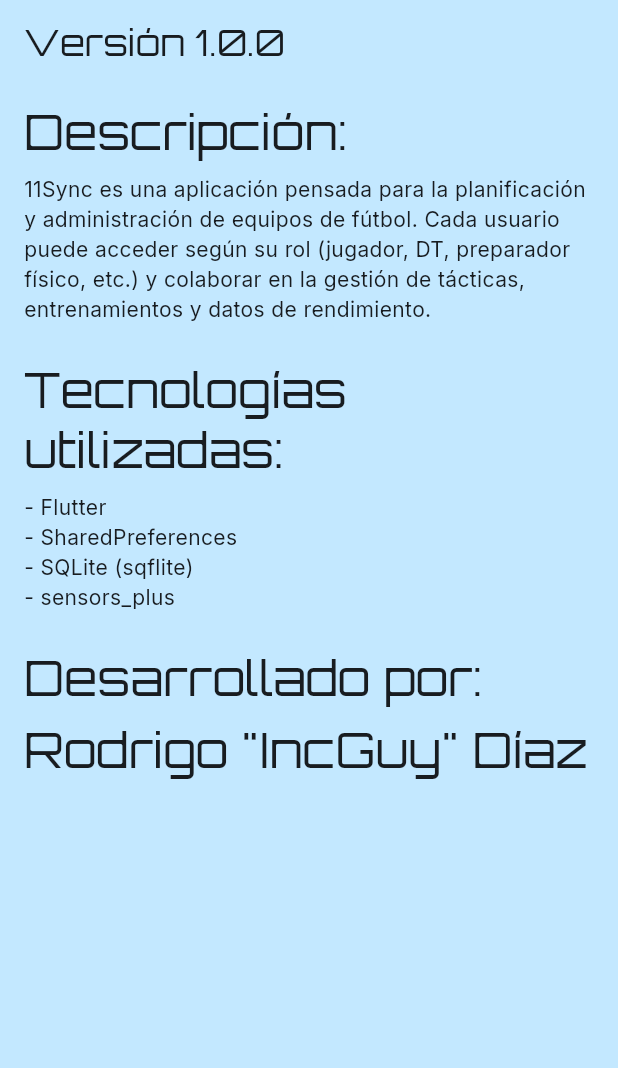
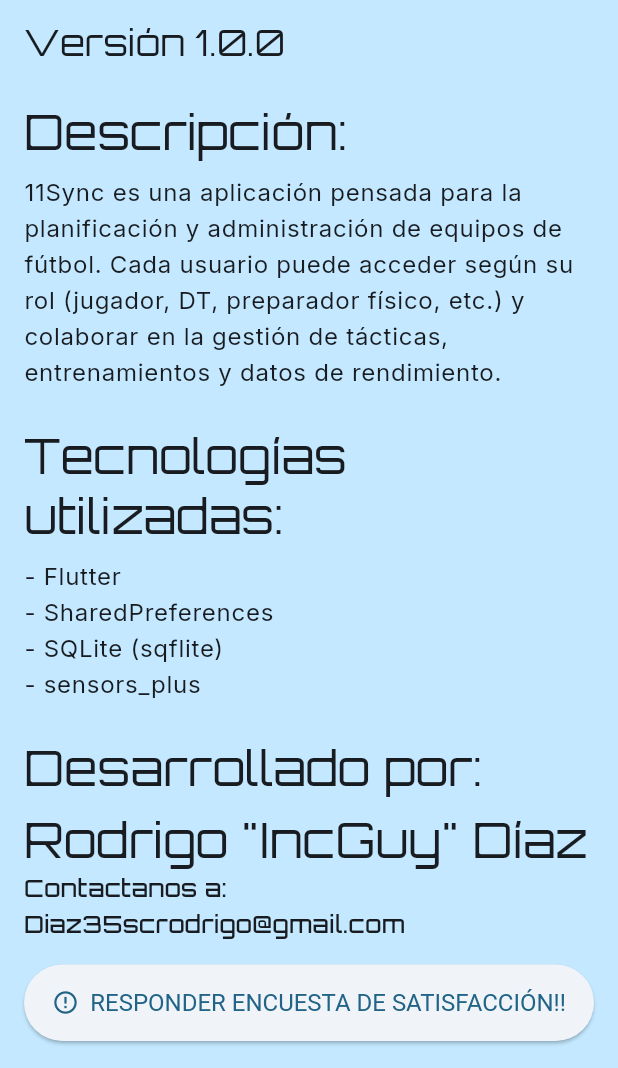
Before and after one commit to InkGuyDev/eleven_sync, a Flutter app: the AboutScreen screen opened directly, on a phone screen of 412 x 824 dp, the part 168-1236 px from its top. Run offline on Flutter 3.47's test engine with Material 3 defaults, Android fonts, the phone set to English and light mode, and no system bars; our stand-ins replace google_fonts, sensors_plus, share_plus, shared_preferences, sqflite; accounts and stored records are empty.

Commit message:
final commit

```diff
--- a/lib/pages/about.dart
+++ b/lib/pages/about.dart
@@ -1,4 +1,4 @@
-// Pantalla de información sobre la aplicación 11Sync
+import 'package:eleven_sync/pages/survey.dart';
 import 'package:flutter/material.dart';
 
 class AboutScreen extends StatelessWidget {
@@ -14,8 +14,7 @@
       backgroundColor: Theme.of(context).colorScheme.secondaryFixed,
       body: Padding(
         padding: const EdgeInsets.all(16),
-        child: Column(
-          crossAxisAlignment: CrossAxisAlignment.start,
+        child: ListView(
           children: [
             Text('11Sync', style: Theme.of(context).textTheme.headlineLarge),
             SizedBox(height: 12),
@@ -31,6 +30,7 @@
             SizedBox(height: 8),
             Text(
               '11Sync es una aplicación pensada para la planificación y administración de equipos de fútbol. Cada usuario puede acceder según su rol (jugador, DT, preparador físico, etc.) y colaborar en la gestión de tácticas, entrenamientos y datos de rendimiento.',
+              style: Theme.of(context).textTheme.bodyLarge,
             ),
             SizedBox(height: 24),
             Text(
@@ -38,10 +38,19 @@
               style: Theme.of(context).textTheme.headlineLarge,
             ),
             SizedBox(height: 8),
-            Text('- Flutter'),
-            Text('- SharedPreferences'),
-            Text('- SQLite (sqflite)'),
-            Text('- sensors_plus'),
+            Text('- Flutter', style: Theme.of(context).textTheme.bodyLarge),
+            Text(
+              '- SharedPreferences',
+              style: Theme.of(context).textTheme.bodyLarge,
+            ),
+            Text(
+              '- SQLite (sqflite)',
+              style: Theme.of(context).textTheme.bodyLarge,
+            ),
+            Text(
+              '- sensors_plus',
+              style: Theme.of(context).textTheme.bodyLarge,
+            ),
             SizedBox(height: 24),
             Text(
               'Desarrollado por:',
@@ -52,6 +61,24 @@
               'Rodrigo "IncGuy" Díaz',
               style: Theme.of(context).textTheme.headlineLarge,
             ),
+            Text(
+              'Contactanos a: Diaz35scrodrigo@gmail.com',
+              style: Theme.of(context).textTheme.titleMedium,
+            ),
+            SizedBox(height: 15),
+            ElevatedButton.icon(
+              style: ElevatedButton.styleFrom(
+                padding: const EdgeInsets.symmetric(vertical: 16),
+                textStyle: const TextStyle(fontSize: 16),
+              ),
+              onPressed:
+                  () => Navigator.push(
+                    context,
+                    MaterialPageRoute(builder: (_) => FeedbackScreen()),
+                  ),
+              icon: Icon(Icons.error_outline),
+              label: Text('RESPONDER ENCUESTA DE SATISFACCIÓN!!'),
+            ),
           ],
         ),
       ),
--- a/pubspec.yaml
+++ b/pubspec.yaml
@@ -17,6 +17,7 @@
   path_provider: ^2.1.5
   provider: ^6.1.5
   sensors_plus: ^6.1.1
+  share_plus: ^7.2.1
   shared_preferences: ^2.5.3
   sqflite: ^2.4.2
 
@@ -33,3 +34,5 @@
 
 flutter:
   uses-material-design: true
+  assets:
+    - lib/data/models/preguntas.json
```
Also changed, not shown: lib/data/models/preguntas.json (added, +63 -0 lines), lib/pages/survey.dart (added, +170 -0 lines), pubspec.lock, 5 other files.
